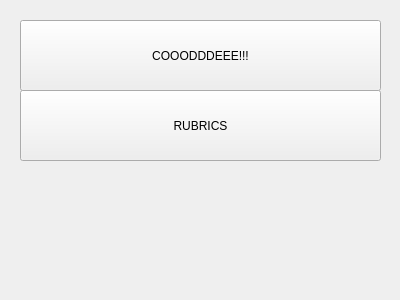
Above: GUI/dataview.ui from Laucksy/CS-205-Project before the change. Below: the same form after it.
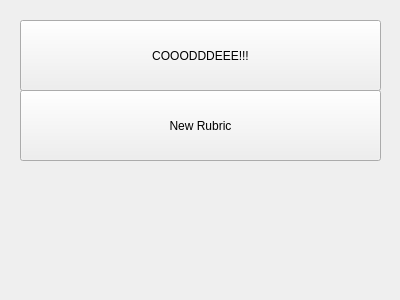
That is the form after the change.

Patch:
```diff
--- a/GUI/dataview.ui
+++ b/GUI/dataview.ui
@@ -36,7 +36,7 @@
     </rect>
    </property>
    <property name="text">
-    <string>RUBRICS</string>
+    <string>New Rubric</string>
    </property>
   </widget>
  </widget>
```
